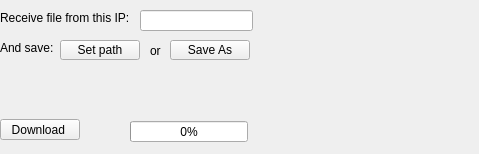
The window that gui/downloadwidget.ui (JerzySpendel/LanTransfer) describes before a commit, drawn with Qt 5.
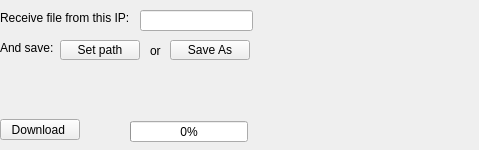
The same window after the commit.

Diff of the .ui file:
```diff
--- a/gui/downloadwidget.ui
+++ b/gui/downloadwidget.ui
@@ -7,7 +7,7 @@
     <x>0</x>
     <y>0</y>
     <width>479</width>
-    <height>154</height>
+    <height>150</height>
    </rect>
   </property>
   <property name="windowTitle">
@@ -91,9 +91,9 @@
   <widget class="QLabel" name="label_3">
    <property name="geometry">
     <rect>
-     <x>0</x>
+     <x>260</x>
      <y>80</y>
-     <width>471</width>
+     <width>211</width>
      <height>31</height>
     </rect>
    </property>
```
